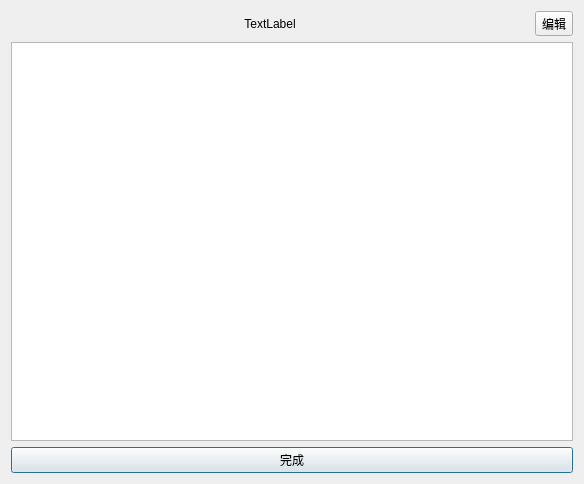
First picture: the form in missiondetaildialog.ui, repository Deviluna/ToDoList, before the edit.
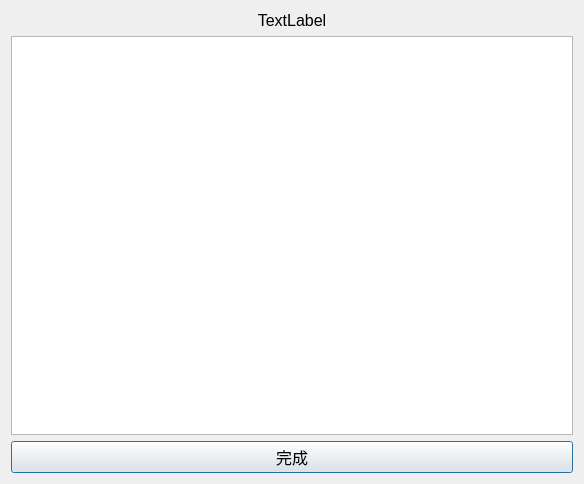
Second picture: the form after the edit.

```diff
--- a/missiondetaildialog.ui
+++ b/missiondetaildialog.ui
@@ -18,6 +18,12 @@
     <layout class="QHBoxLayout" name="horizontalLayout">
      <item>
       <widget class="QLabel" name="label">
+       <property name="font">
+        <font>
+         <family>Arial</family>
+         <pointsize>12</pointsize>
+        </font>
+       </property>
        <property name="text">
         <string>TextLabel</string>
        </property>
@@ -26,13 +32,6 @@
        </property>
       </widget>
      </item>
-     <item>
-      <widget class="QToolButton" name="toolButton">
-       <property name="text">
-        <string>编辑</string>
-       </property>
-      </widget>
-     </item>
     </layout>
    </item>
    <item>
@@ -40,6 +39,11 @@
    </item>
    <item>
     <widget class="QPushButton" name="pushButton">
+     <property name="font">
+      <font>
+       <pointsize>12</pointsize>
+      </font>
+     </property>
      <property name="text">
       <string>完成</string>
      </property>
```
